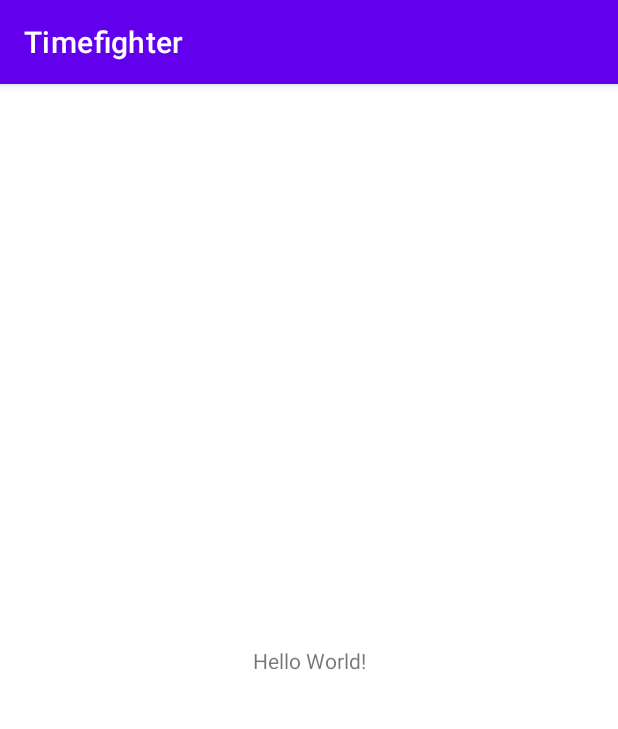
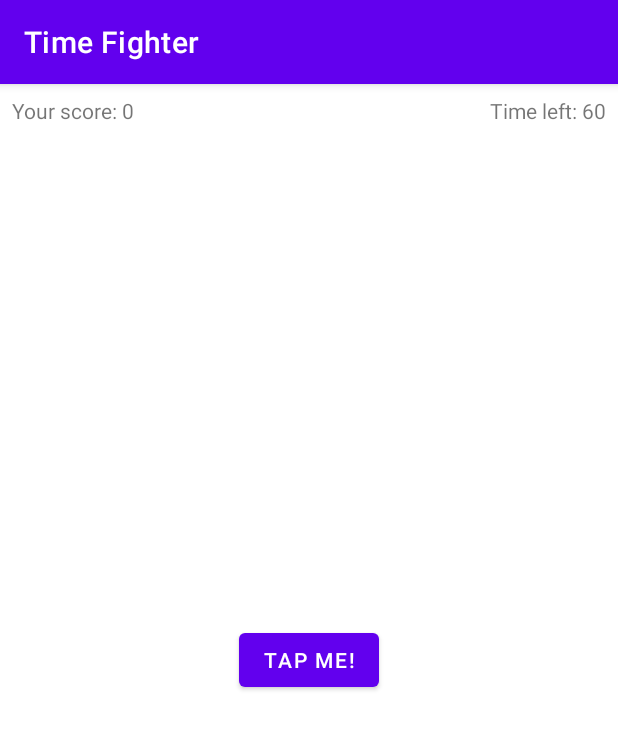
Before and after one commit to superosystem/getting-started, an Android app: the screen it shows after launch (MainActivity), on a phone screen of 412 x 824 dp. Shown: the top 729 px of the screen. Run offline under Robolectric (Android 15) with nearby library versions, the phone set to English and light mode, and no system bars.

Commit message:
Activities, create layout for activity, give vire for layout, references ID dan manipulate your views as needed or required

```diff
--- a/app/src/main/java/com/orbitfiftyeight/timefighter/MainActivity.kt
+++ b/app/src/main/java/com/orbitfiftyeight/timefighter/MainActivity.kt
@@ -2,10 +2,79 @@ package com.orbitfiftyeight.timefighter
 
 import androidx.appcompat.app.AppCompatActivity
 import android.os.Bundle
+import android.os.CountDownTimer
+import android.widget.Button
+import android.widget.TextView
+import android.widget.Toast
 
 class MainActivity : AppCompatActivity() {
+    private var score = 0
+
+    private lateinit var gameScoreTextView: TextView
+    private lateinit var timeLeftTextView: TextView
+    private lateinit var tapMeButton: Button
+
+    private var gameStarted = false
+
+    private lateinit var countDownTimer: CountDownTimer
+    private var initialCountDown: Long = 60000
+    private var countDownInterval: Long = 1000
+    private var timeLeft = 60
+
     override fun onCreate(savedInstanceState: Bundle?) {
         super.onCreate(savedInstanceState)
         setContentView(R.layout.activity_main)
+        // connect view to variables
+        gameScoreTextView = findViewById(R.id.game_score_text_view)
+        timeLeftTextView = findViewById(R.id.time_left_text_view)
+        tapMeButton = findViewById(R.id.tap_me_button)
+        tapMeButton.setOnClickListener { incrementScore() }
+        // RESET GAME
+        resetGame()
+    }
+
+    private fun incrementScore() {
+        // increment score logic
+        if (!gameStarted) {
+            startGame()
+        }
+        score++
+        val newScore = getString(R.string.your_score, score)
+        gameScoreTextView.text = newScore
+    }
+
+    private fun resetGame() {
+        // reset game logic
+        score = 0
+        val initialScore = getString(R.string.your_score, score)
+        gameScoreTextView.text = initialScore
+        val initialTimeLeft = getString(R.string.time_left, 60)
+        timeLeftTextView.text = initialTimeLeft
+
+        countDownTimer = object : CountDownTimer(initialCountDown, countDownInterval) {
+            override fun onTick(millisUntilFinished: Long) {
+                timeLeft = millisUntilFinished.toInt() / 1000
+                val timeLeftString = getString(R.string.time_left, timeLeft)
+                timeLeftTextView.text = timeLeftString
+            }
+
+            override fun onFinish() {
+                endGame()
+            }
+        }
+
+        gameStarted = false
+    }
+
+    private fun startGame() {
+        // start game logic
+        countDownTimer.start()
+        gameStarted = true
+    }
+
+    private fun endGame() {
+        // end game logic
+        Toast.makeText(this, getString(R.string.game_over_message, score), Toast.LENGTH_LONG).show()
+        resetGame()
     }
 }
--- a/app/src/main/res/layout/activity_main.xml
+++ b/app/src/main/res/layout/activity_main.xml
@@ -7,9 +7,36 @@
     tools:context=".MainActivity">
 
     <TextView
+        android:id="@+id/game_score_text_view"
         android:layout_width="wrap_content"
         android:layout_height="wrap_content"
-        android:text="Hello World!"
+        android:layout_marginStart="8dp"
+        android:layout_marginTop="8dp"
+        android:text="@string/your_score"
+        app:layout_constraintStart_toStartOf="parent"
+        app:layout_constraintTop_toTopOf="parent"
+        app:layout_editor_absoluteX="16dp"
+        app:layout_editor_absoluteY="16dp"
+        tools:ignore="MissingConstraints" />
+
+    <TextView
+        android:id="@+id/time_left_text_view"
+        android:layout_width="wrap_content"
+        android:layout_height="wrap_content"
+        android:layout_marginTop="8dp"
+        android:layout_marginEnd="8dp"
+        android:text="@string/time_left"
+        app:layout_constraintEnd_toEndOf="parent"
+        app:layout_constraintTop_toTopOf="parent"
+        app:layout_editor_absoluteX="16dp"
+        app:layout_editor_absoluteY="16dp"
+        tools:ignore="MissingConstraints" />
+
+    <Button
+        android:id="@+id/tap_me_button"
+        android:layout_width="wrap_content"
+        android:layout_height="wrap_content"
+        android:text="@string/tap_me"
         app:layout_constraintBottom_toBottomOf="parent"
         app:layout_constraintEnd_toEndOf="parent"
         app:layout_constraintStart_toStartOf="parent"
--- a/app/src/main/res/values/strings.xml
+++ b/app/src/main/res/values/strings.xml
@@ -1,3 +1,7 @@
 <resources>
-    <string name="app_name">Timefighter</string>
+    <string name="app_name">Time Fighter</string>
+    <string name="tap_me">Tap me!</string>
+    <string name="your_score">Your score: %1$d</string>
+    <string name="time_left">Time left: %1$d</string>
+    <string name="game_over_message">Time\'s up! Your score was: %1$d</string>
 </resources>
```
Also changed, not shown: 1 other file.
